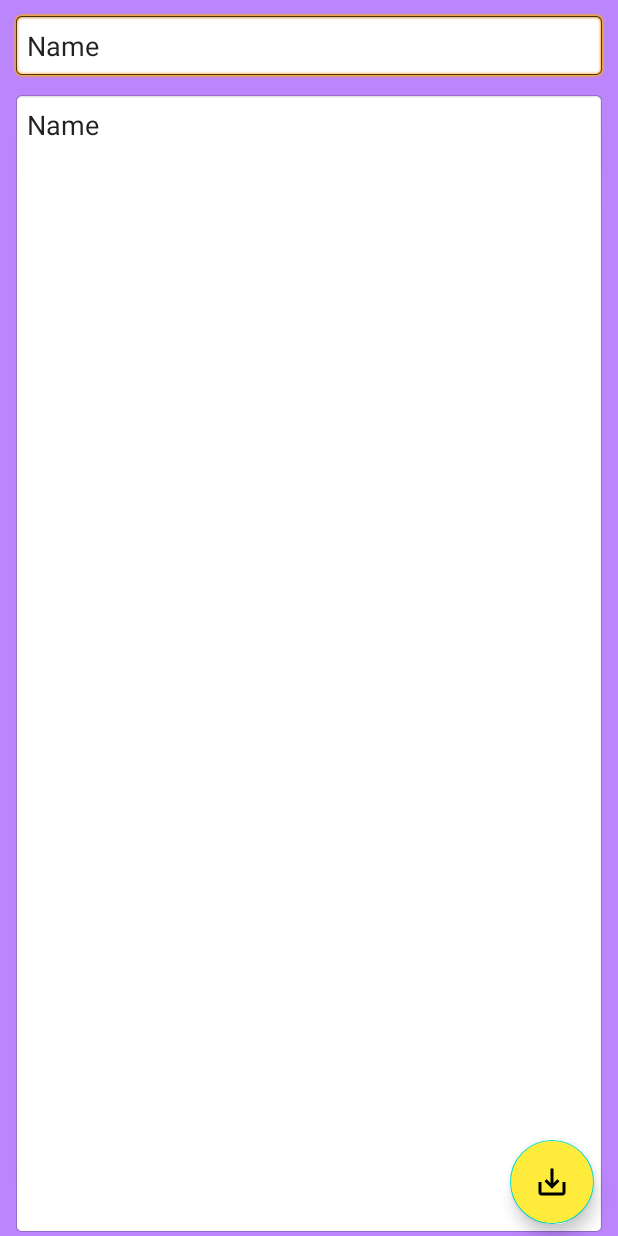
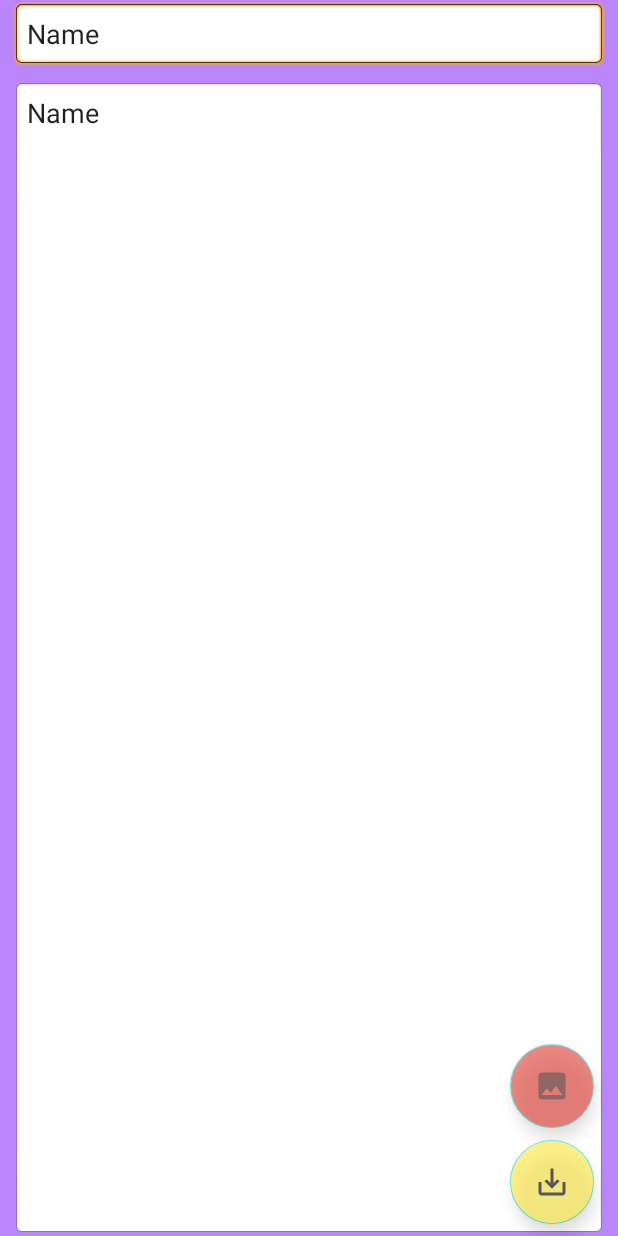
Before and after one commit to Talanov-Yan/MyBloknot, an Android app: the screen it shows after launch (EditActivity), after a tap on "TODO", on a phone screen of 412 x 824 dp. Run offline under Robolectric (Android 15) with nearby library versions, the phone set to English and light mode, and no system bars.

Commit message:
подкличил две кнопки и биндингкласс

```diff
--- a/app/build.gradle
+++ b/app/build.gradle
@@ -30,6 +30,9 @@ android {
     kotlinOptions {
         jvmTarget = '1.8'
     }
+    buildFeatures{
+        viewBinding true
+    }
 }
 
 dependencies {
@@ -39,7 +42,7 @@ dependencies {
     implementation 'androidx.appcompat:appcompat:1.2.0'
     implementation 'com.google.android.material:material:1.3.0'
     implementation 'androidx.constraintlayout:constraintlayout:2.0.4'
-    testImplementation 'junit:junit:4.+'
+    testImplementation 'junit:junit:4.13.2'
     androidTestImplementation 'androidx.test.ext:junit:1.1.2'
     androidTestImplementation 'androidx.test.espresso:espresso-core:3.3.0'
 }
--- a/app/src/main/java/com/example/mybloknot/EditActivity.kt
+++ b/app/src/main/java/com/example/mybloknot/EditActivity.kt
@@ -2,10 +2,25 @@ package com.example.mybloknot
 
 import androidx.appcompat.app.AppCompatActivity
 import android.os.Bundle
+import android.view.View
+import com.example.mybloknot.databinding.EditActivityBinding
 
 class EditActivity : AppCompatActivity() {
+    lateinit var bindingClassEdit : EditActivityBinding
     override fun onCreate(savedInstanceState: Bundle?) {
         super.onCreate(savedInstanceState)
-        setContentView(R.layout.edit_activity)
+        bindingClassEdit = EditActivityBinding.inflate(layoutInflater)
+        setContentView(bindingClassEdit.root)
+    }
+
+    fun onClickAddImage(view: View) {
+        bindingClassEdit.mainImageLayout.visibility = View.VISIBLE
+        bindingClassEdit.fbImage.visibility = View.GONE
+
+    }
+
+    fun onClickDeleteImage(view: View) {
+        bindingClassEdit.mainImageLayout.visibility = View.GONE
+        bindingClassEdit.fbImage.visibility = View.VISIBLE
     }
 }
--- a/app/src/main/java/com/example/mybloknot/MainActivity.kt
+++ b/app/src/main/java/com/example/mybloknot/MainActivity.kt
@@ -4,11 +4,14 @@ import android.content.Intent
 import androidx.appcompat.app.AppCompatActivity
 import android.os.Bundle
 import android.view.View
+import com.example.mybloknot.databinding.ActivityMainBinding
 
 class MainActivity : AppCompatActivity() {
+    lateinit var bindingClassMain: ActivityMainBinding
     override fun onCreate(savedInstanceState: Bundle?) {
         super.onCreate(savedInstanceState)
-        setContentView(R.layout.activity_main)
+        bindingClassMain = ActivityMainBinding.inflate(layoutInflater)
+        setContentView(bindingClassMain.root)
     }
 
     fun onClickNew(view: View) {
--- /dev/null
+++ b/app/src/main/res/drawable-anydpi/ic_image.xml
@@ -0,0 +1,11 @@
+<vector xmlns:android="http://schemas.android.com/apk/res/android"
+    android:width="24dp"
+    android:height="24dp"
+    android:viewportWidth="24"
+    android:viewportHeight="24"
+    android:tint="#333333"
+    android:alpha="0.6">
+  <path
+      android:fillColor="@android:color/white"
+      android:pathData="M21,19V5c0,-1.1 -0.9,-2 -2,-2H5c-1.1,0 -2,0.9 -2,2v14c0,1.1 0.9,2 2,2h14c1.1,0 2,-0.9 2,-2zM8.5,13.5l2.5,3.01L14.5,12l4.5,6H5l3.5,-4.5z"/>
+</vector>
--- a/app/src/main/res/layout/edit_activity.xml
+++ b/app/src/main/res/layout/edit_activity.xml
@@ -12,7 +12,6 @@
         android:layout_width="0dp"
         android:layout_height="wrap_content"
         android:layout_marginStart="8dp"
-        android:layout_marginTop="8dp"
         android:layout_marginEnd="8dp"
         android:background="@android:drawable/editbox_background"
         android:ems="10"
@@ -21,7 +20,7 @@
         android:text="Name"
         app:layout_constraintEnd_toEndOf="parent"
         app:layout_constraintStart_toStartOf="parent"
-        app:layout_constraintTop_toTopOf="parent" />
+        app:layout_constraintTop_toBottomOf="@+id/mainImageLayout" />
 
     <EditText
         android:id="@+id/edDesc"
@@ -39,7 +38,7 @@
         app:layout_constraintHorizontal_bias="0.0"
         app:layout_constraintStart_toStartOf="@+id/edTitle"
         app:layout_constraintTop_toBottomOf="@+id/edTitle"
-        app:layout_constraintVertical_bias="1.0" />
+        app:layout_constraintVertical_bias="0.0" />
 
     <com.google.android.material.floatingactionbutton.FloatingActionButton
         android:id="@+id/fbSave"
@@ -47,10 +46,62 @@
         android:layout_height="wrap_content"
         android:layout_marginEnd="8dp"
         android:layout_marginBottom="8dp"
+        android:alpha="0.6"
         android:backgroundTint="@color/yellow_bg"
         android:clickable="true"
         app:layout_constraintBottom_toBottomOf="parent"
         app:layout_constraintEnd_toEndOf="@+id/edDesc"
         app:srcCompat="@drawable/ic_save" />
 
+    <com.google.android.material.floatingactionbutton.FloatingActionButton
+        android:id="@+id/fbImage"
+        android:layout_width="wrap_content"
+        android:layout_height="wrap_content"
+        android:layout_marginBottom="8dp"
+        android:alpha="0.6"
+        android:backgroundTint="@color/red"
+        android:clickable="true"
+        android:onClick="onClickAddImage"
+        app:layout_constraintBottom_toTopOf="@+id/fbSave"
+        app:layout_constraintEnd_toEndOf="@+id/fbSave"
+        app:srcCompat="@drawable/ic_image" />
+
+    <androidx.constraintlayout.widget.ConstraintLayout
+        android:id="@+id/mainImageLayout"
+        android:layout_width="0dp"
+        android:layout_height="wrap_content"
+        android:padding="10dp"
+        android:visibility="gone"
+        app:layout_constraintEnd_toEndOf="@+id/edTitle"
+        app:layout_constraintStart_toStartOf="@+id/edTitle"
+        app:layout_constraintTop_toTopOf="parent">
+
+        <ImageView
+            android:id="@+id/imageView"
+            android:layout_width="230dp"
+            android:layout_height="200dp"
+            app:layout_constraintBottom_toBottomOf="parent"
+            app:layout_constraintEnd_toEndOf="parent"
+            app:layout_constraintStart_toStartOf="parent"
+            app:layout_constraintTop_toTopOf="parent"
+            tools:srcCompat="@tools:sample/avatars" />
+
+        <ImageButton
+            android:id="@+id/imButtonEditImage"
+            android:layout_width="wrap_content"
+            android:layout_height="wrap_content"
+            app:layout_constraintBottom_toBottomOf="parent"
+            app:layout_constraintEnd_toEndOf="parent"
+            app:srcCompat="@android:drawable/ic_menu_edit" />
+
+        <ImageButton
+            android:id="@+id/imButtonDeletImage"
+            android:layout_width="wrap_content"
+            android:layout_height="wrap_content"
+            android:onClick="onClickDeleteImage"
+            app:layout_constraintBottom_toBottomOf="parent"
+            app:layout_constraintStart_toStartOf="parent"
+            app:srcCompat="@android:drawable/ic_menu_delete" />
+    </androidx.constraintlayout.widget.ConstraintLayout>
+
 </androidx.constraintlayout.widget.ConstraintLayout>
--- a/app/src/main/res/values/colors.xml
+++ b/app/src/main/res/values/colors.xml
@@ -8,4 +8,5 @@
     <color name="black">#FF000000</color>
     <color name="white">#FFFFFFFF</color>
     <color name="yellow_bg">#FFEB3B</color>
+    <color name="red">#E23C30</color>
 </resources>
```
Also changed, not shown: app/src/main/res/drawable-hdpi/ic_image.png (added), app/src/main/res/drawable-mdpi/ic_image.png (added), app/src/main/res/drawable-xhdpi/ic_image.png (added), app/src/main/res/drawable-xxhdpi/ic_image.png (added).
